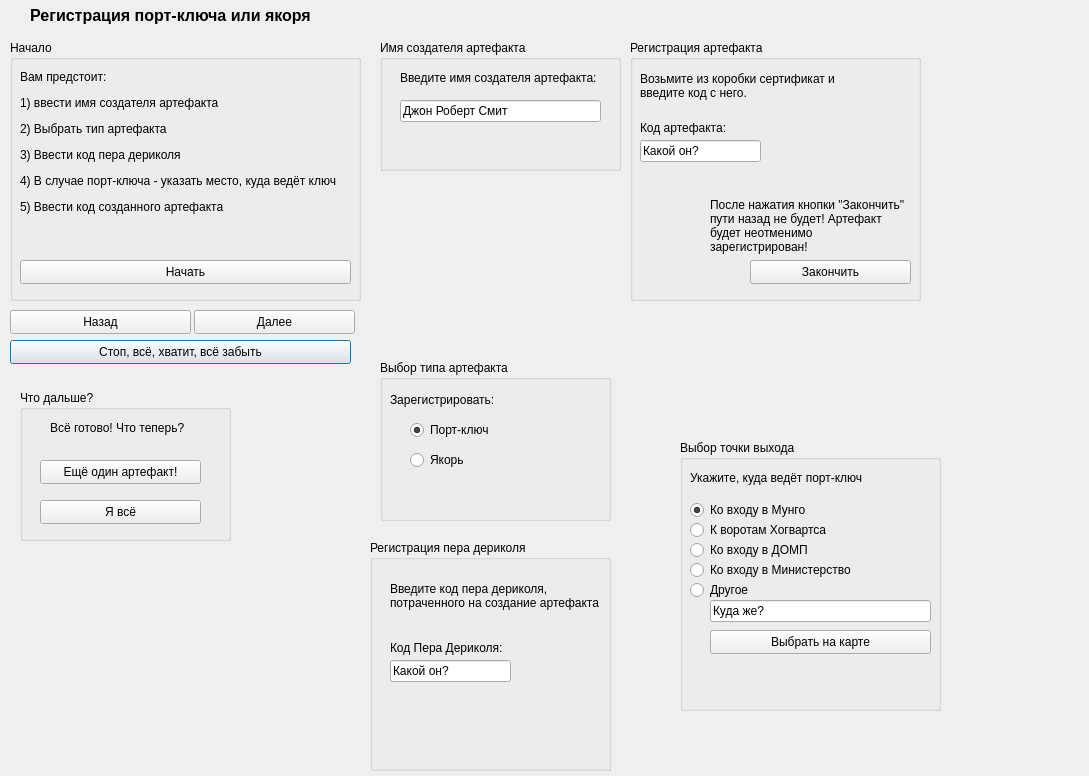
Old version of the form Public/PortKeyList.ui in the repository Kreyl/PortKeyList.
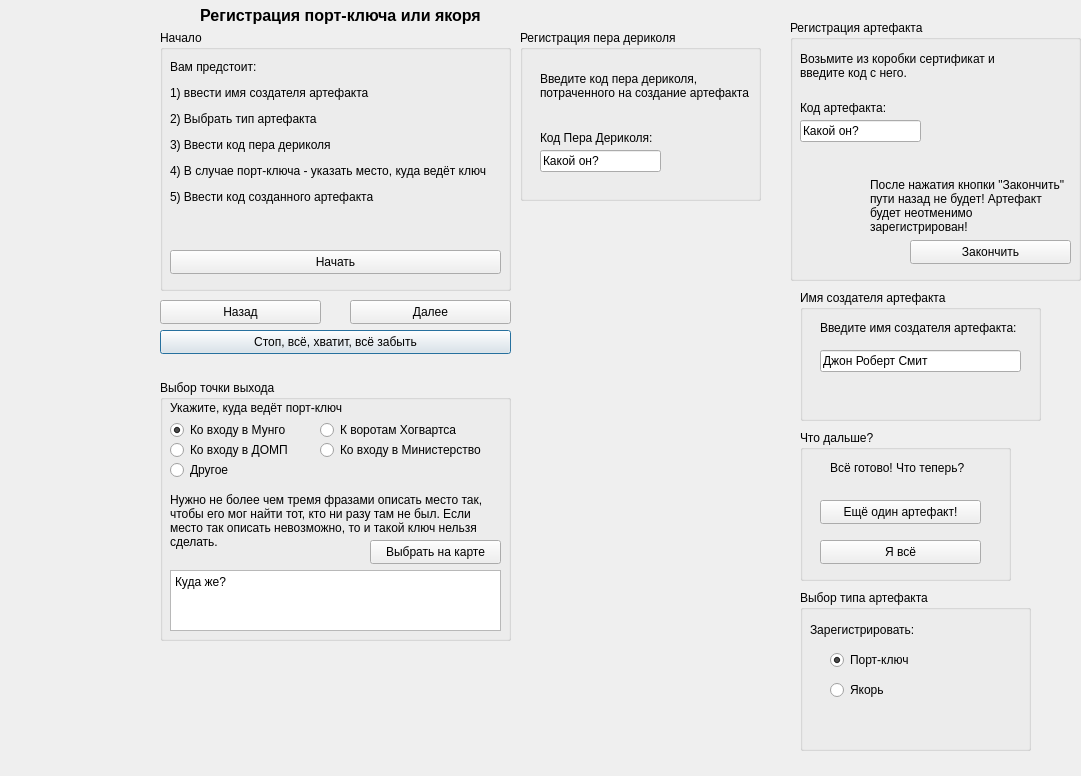
New version of the form. Icons and pictures are not drawn.

```diff
--- a/Public/PortKeyList.ui
+++ b/Public/PortKeyList.ui
@@ -6,7 +6,7 @@
    <rect>
     <x>0</x>
     <y>0</y>
-    <width>1089</width>
+    <width>1081</width>
     <height>776</height>
    </rect>
   </property>
@@ -16,9 +16,9 @@
   <widget class="QPushButton" name="btnClear">
    <property name="geometry">
     <rect>
-     <x>10</x>
-     <y>340</y>
-     <width>341</width>
+     <x>160</x>
+     <y>330</y>
+     <width>351</width>
      <height>24</height>
     </rect>
    </property>
@@ -33,7 +33,7 @@
   <widget class="QLabel" name="label">
    <property name="geometry">
     <rect>
-     <x>10</x>
+     <x>180</x>
      <y>0</y>
      <width>321</width>
      <height>31</height>
@@ -46,10 +46,10 @@
   <widget class="QGroupBox" name="groupBoxQuesse">
    <property name="geometry">
     <rect>
-     <x>370</x>
-     <y>540</y>
+     <x>520</x>
+     <y>30</y>
      <width>241</width>
-     <height>231</height>
+     <height>171</height>
     </rect>
    </property>
    <property name="title">
@@ -101,8 +101,8 @@
   <widget class="QGroupBox" name="groupBoxType">
    <property name="geometry">
     <rect>
-     <x>380</x>
-     <y>360</y>
+     <x>800</x>
+     <y>590</y>
      <width>231</width>
      <height>161</height>
     </rect>
@@ -159,8 +159,8 @@
    </property>
    <property name="geometry">
     <rect>
-     <x>380</x>
-     <y>40</y>
+     <x>800</x>
+     <y>290</y>
      <width>241</width>
      <height>131</height>
     </rect>
@@ -204,10 +204,10 @@
   <widget class="QGroupBox" name="groupBoxDestination">
    <property name="geometry">
     <rect>
-     <x>680</x>
-     <y>440</y>
-     <width>261</width>
-     <height>271</height>
+     <x>160</x>
+     <y>380</y>
+     <width>351</width>
+     <height>261</height>
     </rect>
    </property>
    <property name="title">
@@ -217,7 +217,7 @@
     <property name="geometry">
      <rect>
       <x>10</x>
-      <y>30</y>
+      <y>20</y>
       <width>181</width>
       <height>16</height>
      </rect>
@@ -229,8 +229,8 @@
    <widget class="QRadioButton" name="rbtnHogwarts">
     <property name="geometry">
      <rect>
-      <x>10</x>
-      <y>80</y>
+      <x>160</x>
+      <y>40</y>
       <width>141</width>
       <height>20</height>
      </rect>
@@ -246,7 +246,7 @@
     <property name="geometry">
      <rect>
       <x>10</x>
-      <y>60</y>
+      <y>40</y>
       <width>121</width>
       <height>20</height>
      </rect>
@@ -262,7 +262,7 @@
     <property name="geometry">
      <rect>
       <x>10</x>
-      <y>100</y>
+      <y>60</y>
       <width>121</width>
       <height>20</height>
      </rect>
@@ -274,8 +274,8 @@
    <widget class="QRadioButton" name="rbtnMinistry">
     <property name="geometry">
      <rect>
-      <x>10</x>
-      <y>120</y>
+      <x>160</x>
+      <y>60</y>
       <width>181</width>
       <height>20</height>
      </rect>
@@ -288,47 +288,63 @@
     <property name="geometry">
      <rect>
       <x>10</x>
-      <y>140</y>
+      <y>80</y>
       <width>89</width>
       <height>20</height>
      </rect>
     </property>
     <property name="text">
-     <string>Другое</string>
-    </property>
-   </widget>
-   <widget class="QLineEdit" name="lineEditDestination">
-    <property name="geometry">
-     <rect>
-      <x>30</x>
-      <y>160</y>
-      <width>221</width>
-      <height>22</height>
-     </rect>
-    </property>
-    <property name="text">
-     <string>Куда же?</string>
+     <string notr="true">Другое</string>
     </property>
    </widget>
    <widget class="QPushButton" name="btnShowMap">
     <property name="geometry">
      <rect>
-      <x>30</x>
+      <x>210</x>
+      <y>160</y>
+      <width>131</width>
+      <height>24</height>
+     </rect>
+    </property>
+    <property name="text">
+     <string notr="true">Выбрать на карте</string>
+    </property>
+   </widget>
+   <widget class="QLabel" name="lblDestDescription">
+    <property name="geometry">
+     <rect>
+      <x>10</x>
+      <y>110</y>
+      <width>331</width>
+      <height>61</height>
+     </rect>
+    </property>
+    <property name="text">
+     <string notr="true">Нужно не более чем тремя фразами описать место так, чтобы его мог найти тот, кто ни разу там не был. Если место так описать невозможно, то и такой ключ нельзя сделать.</string>
+    </property>
+    <property name="wordWrap">
+     <bool>true</bool>
+    </property>
+   </widget>
+   <widget class="QPlainTextEdit" name="TextEditDestination">
+    <property name="geometry">
+     <rect>
+      <x>10</x>
       <y>190</y>
-      <width>221</width>
-      <height>24</height>
+      <width>331</width>
+      <height>61</height>
      </rect>
     </property>
-    <property name="text">
-     <string>Выбрать на карте</string>
+    <property name="plainText">
+     <string notr="true">Куда же?</string>
     </property>
    </widget>
   </widget>
   <widget class="QGroupBox" name="groupBoxArtefact">
    <property name="geometry">
     <rect>
-     <x>630</x>
-     <y>40</y>
+     <x>790</x>
+     <y>20</y>
      <width>291</width>
      <height>261</height>
     </rect>
@@ -431,8 +447,8 @@
   <widget class="QGroupBox" name="groupBoxWhatNext">
    <property name="geometry">
     <rect>
-     <x>20</x>
-     <y>390</y>
+     <x>800</x>
+     <y>430</y>
      <width>211</width>
      <height>151</height>
     </rect>
@@ -491,8 +507,8 @@
   <widget class="QGroupBox" name="groupBoxStart">
    <property name="geometry">
     <rect>
-     <x>10</x>
-     <y>40</y>
+     <x>160</x>
+     <y>30</y>
      <width>351</width>
      <height>261</height>
     </rect>
@@ -540,9 +556,9 @@
   <widget class="QPushButton" name="btnBack">
    <property name="geometry">
     <rect>
-     <x>10</x>
-     <y>310</y>
-     <width>181</width>
+     <x>160</x>
+     <y>300</y>
+     <width>161</width>
      <height>24</height>
     </rect>
    </property>
@@ -560,8 +576,8 @@
   <widget class="QPushButton" name="btnNext">
    <property name="geometry">
     <rect>
-     <x>194</x>
-     <y>310</y>
+     <x>350</x>
+     <y>300</y>
      <width>161</width>
      <height>24</height>
     </rect>
@@ -574,7 +590,26 @@
    </property>
    <property name="icon">
     <iconset>
-     <normaloff>../ahead.bmp</normaloff>../ahead.bmp</iconset>
+     <normaloff>img/Further.ico</normaloff>img/Further.ico</iconset>
+   </property>
+  </widget>
+  <widget class="QLabel" name="label_13">
+   <property name="geometry">
+    <rect>
+     <x>0</x>
+     <y>0</y>
+     <width>151</width>
+     <height>361</height>
+    </rect>
+   </property>
+   <property name="text">
+    <string/>
+   </property>
+   <property name="pixmap">
+    <pixmap>img/Back.jpg</pixmap>
+   </property>
+   <property name="scaledContents">
+    <bool>false</bool>
    </property>
   </widget>
  </widget>
```
Left out of the diff: 92 changed lines with no effect on the pictures.
